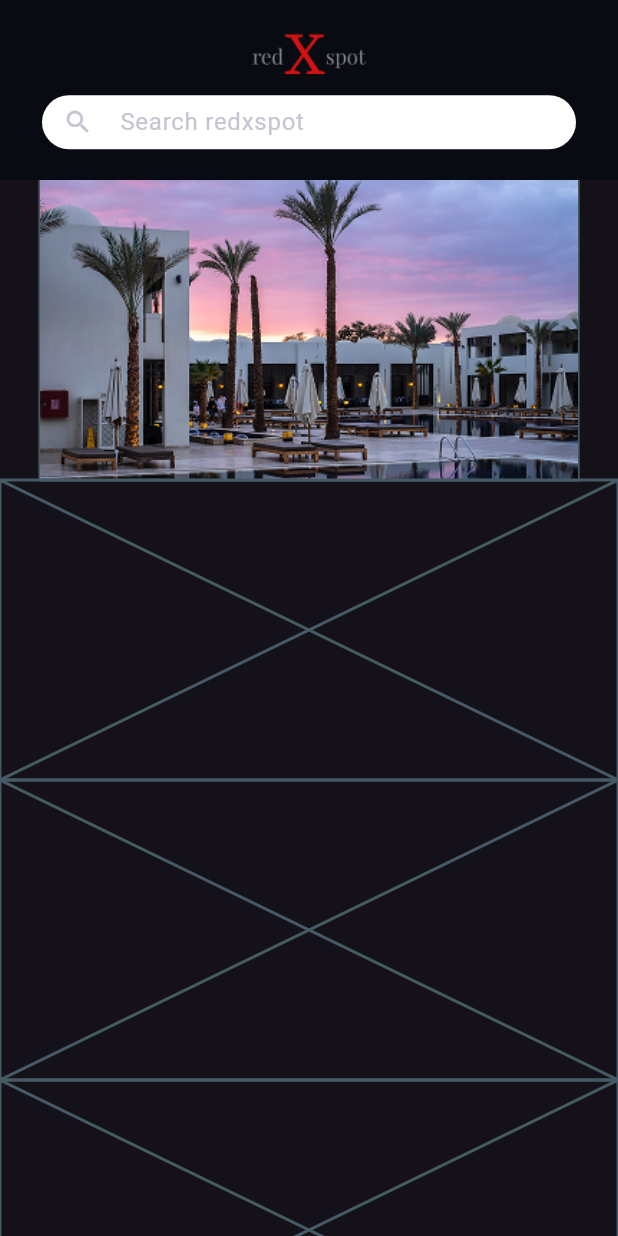
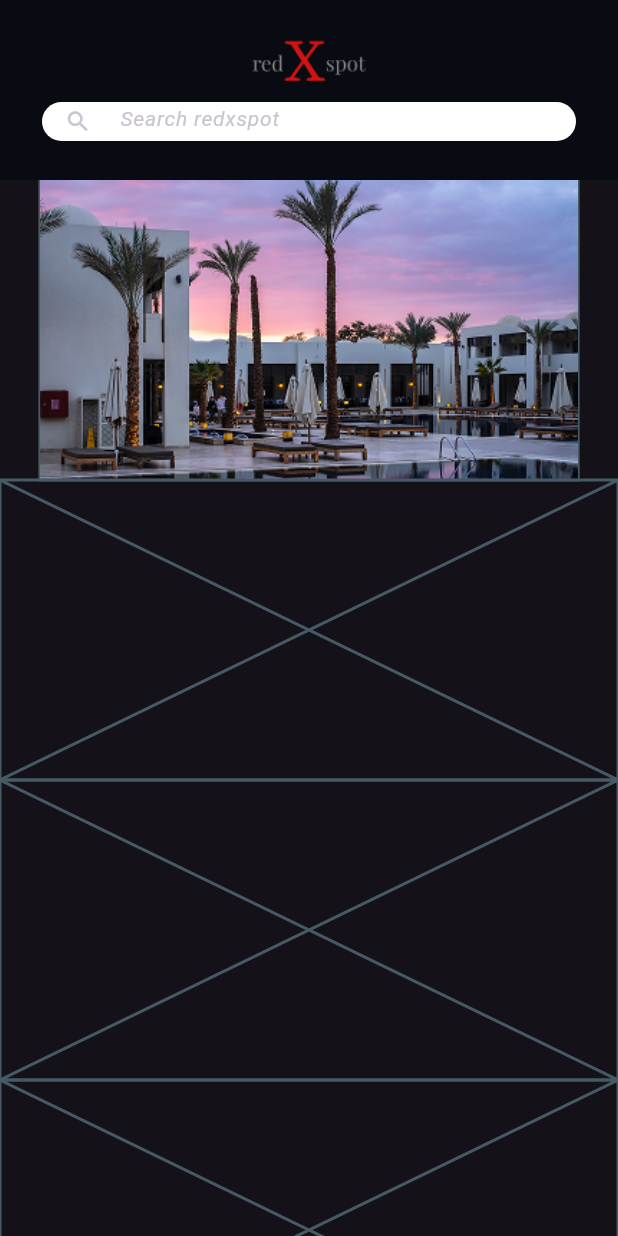
Before and after one commit to Akay74/Redxspot, a Flutter app: the screen it shows after launch, on a phone screen of 412 x 824 dp. Run offline on Flutter 3.47's test engine with Material 3 defaults, Android fonts, the phone set to English and light mode, and no system bars.

Commit message:
🎨 update app bar to design standard

```diff
--- a/lib/home_screen.dart
+++ b/lib/home_screen.dart
@@ -11,22 +11,23 @@ class HomeScreen extends StatelessWidget {
         toolbarHeight: 120,
         title: Column(
           children: [
-            Padding(
-              padding: const EdgeInsets.only(top: 1.0),
-              child: Image.asset(
-                'assets/images/logo.png',
-                height: 42,
-              ),
+            Image.asset(
+              'assets/images/logo.png',
+              height: 42,
             ),
             Padding(
               padding: const EdgeInsets.symmetric(horizontal: 12.0, vertical: 5.0),
               child: SizedBox(
-                height: 36,
+                height: 26,
                 child: TextField(
-                  style: TextStyle(color: Colors.black),
+                  style: TextStyle(
+                    color: Colors.black,
+                    fontSize: 14,
+                    fontStyle: FontStyle.italic,
+                    ),
                   decoration: InputDecoration(
                     hintText: 'Search redxspot',
-                    prefixIcon: Icon(Icons.search, size: 20),
+                    prefixIcon: Icon(Icons.search, size: 18),
                     contentPadding: EdgeInsets.symmetric(vertical: 5),
                     border: OutlineInputBorder(
                       borderRadius: BorderRadius.circular(20),
```
